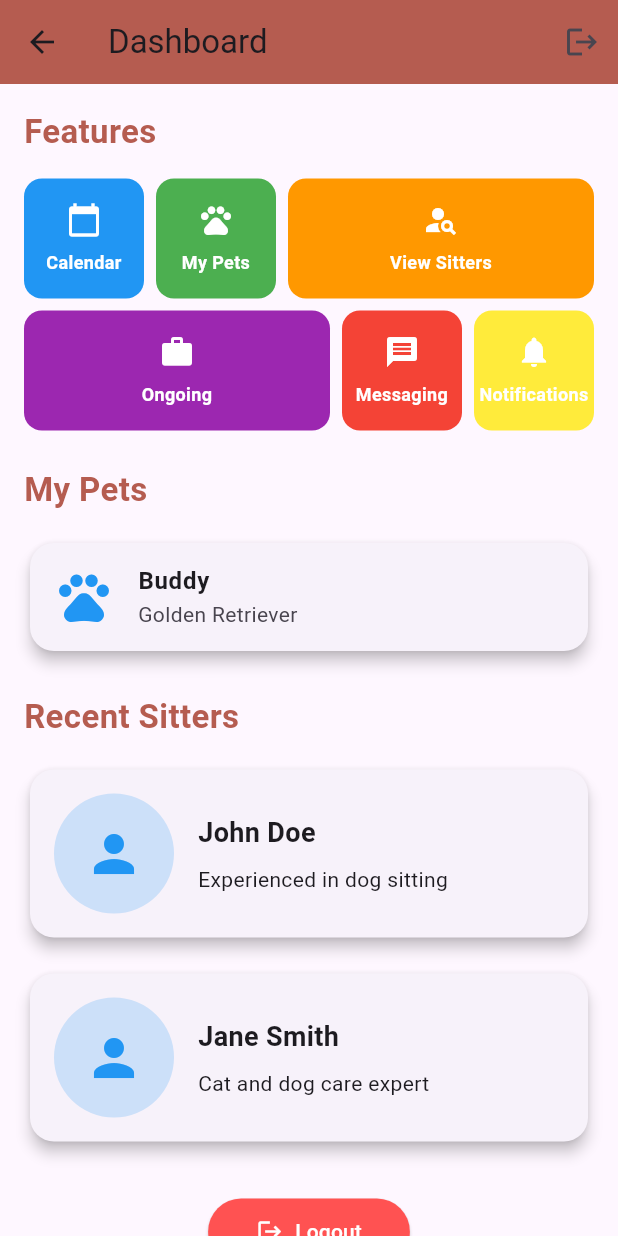
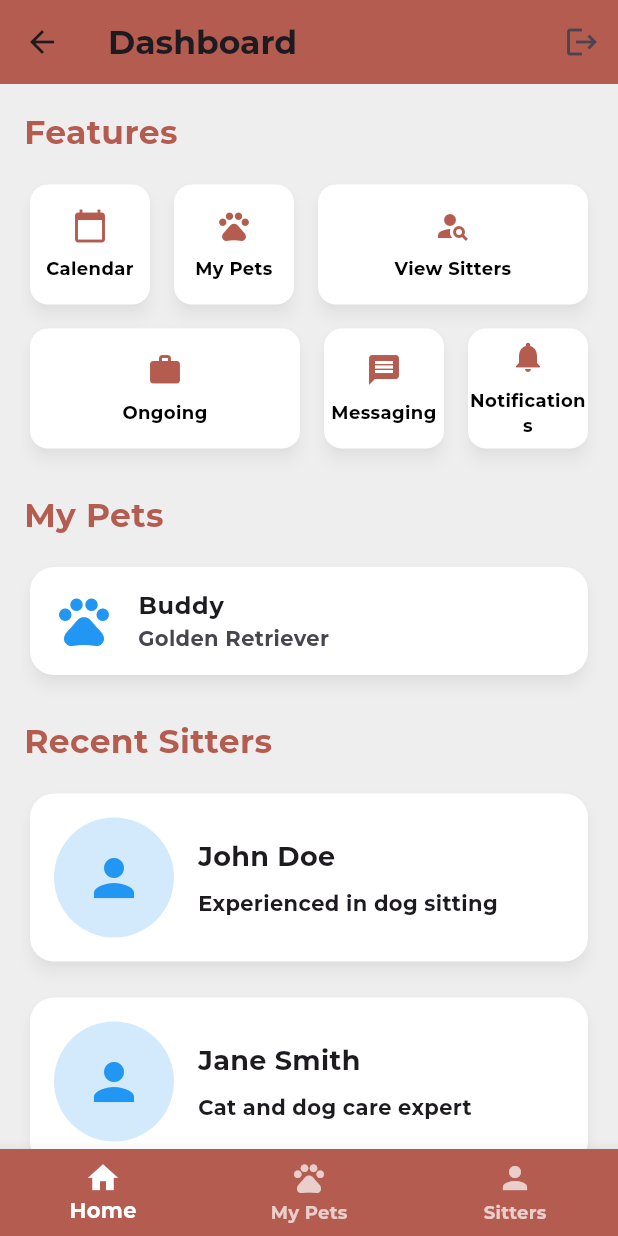
Before and after one commit to princy151/PawPal, a Flutter app: the PetOwnerDashboardView screen opened by its route, on a phone screen of 412 x 824 dp. Run offline on Flutter 3.47's test engine with Material 3 defaults, Android fonts, the light colour scheme and no system bars.

Commit message:
theme and bottom nav bar

```diff
--- a/lib/common/splash_screen.dart
+++ b/lib/core/common/splash_screen.dart
@@ -7,7 +7,7 @@ class SplashScreen extends StatelessWidget {
   @override
   Widget build(BuildContext context) {
     Future.delayed(const Duration(seconds: 3), () {
-      Navigator.pushReplacementNamed(context, '/login');
+      Navigator.pushReplacementNamed(context, '/onboard');
     });
 
     return const Scaffold(
--- a/lib/view/pet_owner_dashboard_view.dart
+++ b/lib/view/pet_owner_dashboard_view.dart
@@ -1,16 +1,34 @@
 import 'package:flutter/material.dart';
 
-class PetOwnerDashboardView extends StatelessWidget {
+class PetOwnerDashboardView extends StatefulWidget {
   const PetOwnerDashboardView({super.key});
+
+  @override
+  State<PetOwnerDashboardView> createState() => _PetOwnerDashboardViewState();
+}
+
+class _PetOwnerDashboardViewState extends State<PetOwnerDashboardView> {
+  int _selectedIndex = 0;
+
+  final List<Widget> _widgetOptions = [
+    const DashboardContent(),
+    const Center(child: Text('My Pets')),
+    const Center(child: Text('Recent Sitters')),
+  ];
+
+  void _onItemTapped(int index) {
+    setState(() {
+      _selectedIndex = index;
+    });
+  }
 
   @override
   Widget build(BuildContext context) {
     return Scaffold(
       appBar: AppBar(
         title: const Text('Dashboard'),
-        backgroundColor: const Color(0xFFB55C50), // Custom pet theme color
+        backgroundColor: const Color(0xFFB55C50),
         actions: [
-          // Logout Icon in AppBar
           IconButton(
             onPressed: () {
               Navigator.pushReplacementNamed(context, '/login');
@@ -20,96 +38,71 @@ class PetOwnerDashboardView extends StatelessWidget {
           ),
         ],
       ),
-      body: SingleChildScrollView(
-        child: Padding(
+      body: _widgetOptions[_selectedIndex],
+      bottomNavigationBar: BottomNavigationBar(
+        currentIndex: _selectedIndex,
+        onTap: _onItemTapped,
+        backgroundColor: const Color(0xFFB55C50),
+        selectedItemColor: Colors.white,
+        unselectedItemColor: Colors.white70,
+        items: const [
+          BottomNavigationBarItem(
+            icon: Icon(Icons.home),
+            label: 'Home',
+          ),
+          BottomNavigationBarItem(
+            icon: Icon(Icons.pets),
+            label: 'My Pets',
+          ),
+          BottomNavigationBarItem(
+            icon: Icon(Icons.person),
+            label: 'Sitters',
+          ),
+        ],
+      ),
+    );
+  }
+}
+
+class DashboardContent extends StatelessWidget {
+  const DashboardContent({super.key});
+
+  @override
+  Widget build(BuildContext context) {
+    return SingleChildScrollView(
       padding: const EdgeInsets.all(16.0),
       child: Column(
         crossAxisAlignment: CrossAxisAlignment.start,
         children: [
           // Features Section
-              const Text(
-                'Features',
-                style: TextStyle(
-                  fontSize: 22,
-                  fontWeight: FontWeight.bold,
-                  color: Color(0xFFB55C50),
-                ),
-              ),
+          const SectionTitle(title: 'Features'),
           const SizedBox(height: 16),
-              Column(
-                children: [
-                  Row(
-                    children: [
-                      _buildFeatureCard(
-                          'Calendar', Icons.calendar_today, Colors.blue,
-                          square: true),
-                      const SizedBox(width: 8),
-                      _buildFeatureCard('My Pets', Icons.pets, Colors.green,
-                          square: true),
-                      const SizedBox(width: 8),
-                      Expanded(
-                        child: _buildFeatureCard(
-                            'View Sitters', Icons.person_search, Colors.orange,
-                            square: false),
-                      ),
-                    ],
-                  ),
-                  const SizedBox(height: 8),
-                  Row(
-                    children: [
-                      Expanded(
-                        child: _buildFeatureCard(
-                            'Ongoing', Icons.work, Colors.purple,
-                            square: false),
-                      ),
-                      const SizedBox(width: 8),
-                      _buildFeatureCard('Messaging', Icons.message, Colors.red,
-                          square: true),
-                      const SizedBox(width: 8),
-                      _buildFeatureCard(
-                          'Notifications', Icons.notifications, Colors.yellow,
-                          square: true),
-                    ],
-                  ),
-                ],
-              ),
+          const FeaturesGrid(),
           const SizedBox(height: 24),
 
           // My Pets Section
-              const Text(
-                'My Pets',
-                style: TextStyle(
-                  fontSize: 22,
-                  fontWeight: FontWeight.bold,
-                  color: Color(0xFFB55C50),
-                ),
-              ),
+          const SectionTitle(title: 'My Pets'),
           const SizedBox(height: 16),
-              _buildCard('Buddy', 'Golden Retriever', Icons.pets, Colors.blue),
+          const PetCard(
+              title: 'Buddy', subtitle: 'Golden Retriever', color: Colors.blue),
 
           const SizedBox(height: 24),
 
           // Recent Sitters Section
-              const Text(
-                'Recent Sitters',
-                style: TextStyle(
-                  fontSize: 22,
-                  fontWeight: FontWeight.bold,
-                  color: Color(0xFFB55C50),
-                ),
+          const SectionTitle(title: 'Recent Sitters'),
+          const SizedBox(height: 16),
+          const SitterCard(
+            name: 'John Doe',
+            description: 'Experienced in dog sitting',
+            color: Colors.blue,
           ),
           const SizedBox(height: 16),
-              Column(
-                children: [
-                  _buildSitterCard('John Doe', 'Experienced in dog sitting',
-                      Icons.person, Colors.blue),
-                  const SizedBox(height: 16),
-                  _buildSitterCard('Jane Smith', 'Cat and dog care expert',
-                      Icons.person, Colors.blue),
-                ],
+          const SitterCard(
+            name: 'Jane Smith',
+            description: 'Cat and dog care expert',
+            color: Colors.blue,
           ),
 
-              // Logout Button at Bottom
           const SizedBox(height: 32),
           Center(
             child: ElevatedButton.icon(
@@ -121,101 +114,167 @@ class PetOwnerDashboardView extends StatelessWidget {
               style: ElevatedButton.styleFrom(
                 backgroundColor: Colors.redAccent,
                 foregroundColor: Colors.white,
-                    padding: const EdgeInsets.symmetric(
-                      horizontal: 32,
-                      vertical: 12,
-                    ),
+                padding:
+                    const EdgeInsets.symmetric(horizontal: 32, vertical: 12),
               ),
             ),
           ),
         ],
       ),
+    );
+  }
+}
+
+class SectionTitle extends StatelessWidget {
+  final String title;
+
+  const SectionTitle({required this.title, super.key});
+
+  @override
+  Widget build(BuildContext context) {
+    return Text(
+      title,
+      style: const TextStyle(
+        fontSize: 22,
+        fontWeight: FontWeight.bold,
+        color: Color(0xFFB55C50),
+      ),
+    );
+  }
+}
+
+class FeaturesGrid extends StatelessWidget {
+  const FeaturesGrid({super.key});
+
+  @override
+  Widget build(BuildContext context) {
+    return const Column(
+      children: [
+        Row(
+          children: [
+            FeatureCard(title: 'Calendar', icon: Icons.calendar_today),
+            SizedBox(width: 8),
+            FeatureCard(title: 'My Pets', icon: Icons.pets),
+            SizedBox(width: 8),
+            Expanded(
+              child: FeatureCard(
+                  title: 'View Sitters',
+                  icon: Icons.person_search,
+                  square: false),
+            ),
+          ],
+        ),
+        SizedBox(height: 8),
+        Row(
+          children: [
+            Expanded(
+              child: FeatureCard(
+                  title: 'Ongoing', icon: Icons.work, square: false),
+            ),
+            SizedBox(width: 8),
+            FeatureCard(title: 'Messaging', icon: Icons.message),
+            SizedBox(width: 8),
+            FeatureCard(title: 'Notifications', icon: Icons.notifications),
+          ],
+        ),
+      ],
+    );
+  }
+}
+
+class FeatureCard extends StatelessWidget {
+  final String title;
+  final IconData icon;
+  final bool square;
+
+  const FeatureCard(
+      {required this.title, required this.icon, this.square = true, super.key});
+
+  @override
+  Widget build(BuildContext context) {
+    return Card(
+      elevation: 4,
+      shape: RoundedRectangleBorder(borderRadius: BorderRadius.circular(12)),
+      child: SizedBox(
+        width: square ? 80 : double.infinity,
+        height: 80,
+        child: Column(
+          mainAxisAlignment: MainAxisAlignment.center,
+          children: [
+            Icon(icon, color: const Color(0xFFB55C50), size: 24),
+            const SizedBox(height: 8),
+            Text(
+              title,
+              style: const TextStyle(
+                  color: Colors.black,
+                  fontWeight: FontWeight.bold,
+                  fontSize: 12),
+              textAlign: TextAlign.center,
+            ),
+          ],
         ),
       ),
     );
   }
-
-  // Feature Card Widget
-  Widget _buildFeatureCard(String title, IconData icon, Color color,
-      {bool square = true}) {
-    return Container(
-      width: square ? 80 : double.infinity,
-      height: square ? 80 : 80,
-      decoration: BoxDecoration(
-        color: color,
-        borderRadius: BorderRadius.circular(12),
-      ),
-      child: Column(
-        mainAxisAlignment: MainAxisAlignment.center,
-        children: [
-          Icon(
-            icon,
-            color: Colors.white,
-            size: 24,
-          ),
-          const SizedBox(height: 8),
-          Text(
-            title,
-            style: const TextStyle(
-              color: Colors.white,
-              fontWeight: FontWeight.bold,
-              fontSize: 12,
-            ),
-            textAlign: TextAlign.center,
-          ),
-        ],
-      ),
-    );
 }
 
-  // My Pets Card Widget
-  Widget _buildCard(String title, String subtitle, IconData icon, Color color) {
+class PetCard extends StatelessWidget {
+  final String title;
+  final String subtitle;
+  final Color color;
+
+  const PetCard(
+      {required this.title,
+      required this.subtitle,
+      required this.color,
+      super.key});
+
+  @override
+  Widget build(BuildContext context) {
     return Card(
       elevation: 4,
-      shape: RoundedRectangleBorder(
-        borderRadius: BorderRadius.circular(16),
-      ),
+      shape: RoundedRectangleBorder(borderRadius: BorderRadius.circular(16)),
       child: ListTile(
-        leading: Icon(icon, size: 40, color: color),
+        leading: Icon(Icons.pets, size: 40, color: color),
         title: Text(title, style: const TextStyle(fontWeight: FontWeight.bold)),
         subtitle: Text(subtitle),
       ),
     );
   }
+}
 
-  // Recent Sitters Card Widget
-  Widget _buildSitterCard(
-      String name, String description, IconData icon, Color color) {
+class SitterCard extends StatelessWidget {
+  final String name;
+  final String description;
+  final Color color;
+
+  const SitterCard(
+      {required this.name,
+      required this.description,
+      required this.color,
+      super.key});
+
+  @override
+  Widget build(BuildContext context) {
     return Card(
       elevation: 4,
-      shape: RoundedRectangleBorder(
-        borderRadius: BorderRadius.circular(16),
-      ),
+      shape: RoundedRectangleBorder(borderRadius: BorderRadius.circular(16)),
       child: Padding(
         padding: const EdgeInsets.all(16.0),
         child: Row(
           children: [
             CircleAvatar(
-              backgroundColor:
-                  color.withOpacity(0.2), // Light background for the icon
+              backgroundColor: color.withOpacity(0.2),
               radius: 40,
-              child: Icon(
-                icon,
-                size: 40,
-                color: color,
-              ),
+              child: Icon(Icons.person, size: 40, color: color),
             ),
             const SizedBox(width: 16),
             Column(
               crossAxisAlignment: CrossAxisAlignment.start,
               children: [
-                Text(
-                  name,
+                Text(name,
                     style: const TextStyle(
-                    fontSize: 18,
-                    fontWeight: FontWeight.bold,
-                  ),
-                ),
+                        fontSize: 18, fontWeight: FontWeight.bold)),
                 const SizedBox(height: 8),
                 Text(description),
               ],
```
Also changed, not shown: lib/bottom_navigation_bar/bottom_navigation_bar.dart (added, +37 -0 lines), lib/core/app_theme/app_theme.dart (added, +30 -0 lines), lib/main.dart (+6 -3 lines), lib/view/login_view.dart (+6 -2 lines), lib/view/pet_sitter_dashboard_view.dart (+81 -59 lines), pubspec.yaml (+11 -4 lines), assets/fonts/Montserrat-Bold.ttf (added), assets/fonts/Montserrat-Italic.ttf (added), assets/fonts/Montserrat-Regular.ttf (added), lib/core/common/my_snackbar.dart (renamed from lib/common/my_snackbar.dart). Lines whose indentation alone changed are shown as unchanged.
